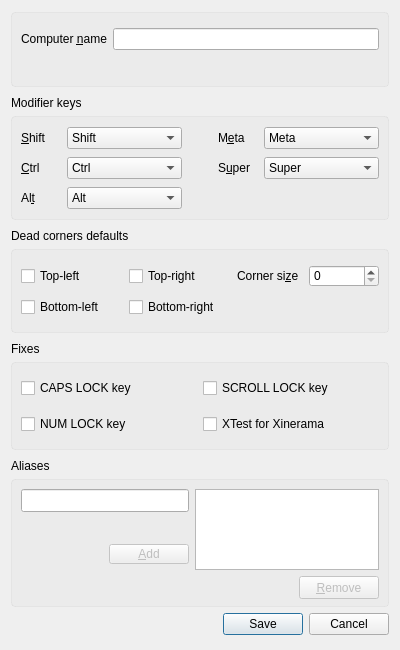
deskflow/deskflow, file src/gui/src/ScreenSettingsDialogBase.ui: the form before one commit.
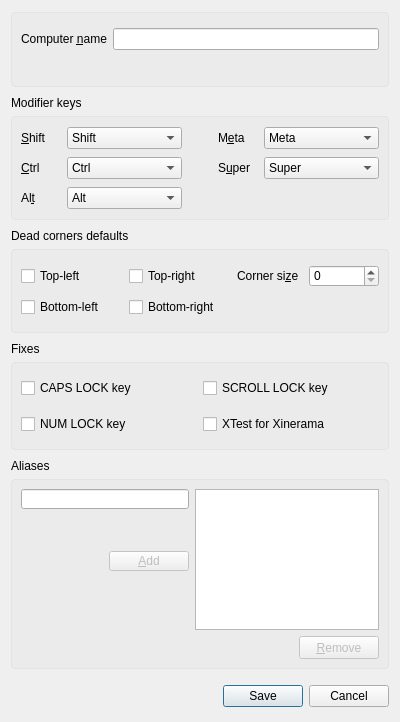
The form after the commit.

Commit message: SYNERGY-936 Controls resizing

```diff
--- a/src/gui/src/ScreenSettingsDialogBase.ui
+++ b/src/gui/src/ScreenSettingsDialogBase.ui
@@ -7,7 +7,7 @@
     <x>0</x>
     <y>0</y>
     <width>400</width>
-    <height>650</height>
+    <height>722</height>
    </rect>
   </property>
   <property name="sizePolicy">
@@ -19,7 +19,7 @@
   <property name="minimumSize">
    <size>
     <width>400</width>
-    <height>650</height>
+    <height>620</height>
    </size>
   </property>
   <property name="windowTitle">
@@ -779,7 +779,7 @@
      <property name="frameShadow">
       <enum>QFrame::Raised</enum>
      </property>
-     <layout class="QGridLayout" name="gridLayout_6" rowstretch="0,0,1,0,0" rowminimumheight="0,1,0,0,0">
+     <layout class="QGridLayout" name="gridLayout_6" rowstretch="0,0,0,0,0" rowminimumheight="0,1,0,0,0">
       <property name="sizeConstraint">
        <enum>QLayout::SetDefaultConstraint</enum>
       </property>
@@ -839,7 +839,7 @@
         <property name="minimumSize">
          <size>
           <width>168</width>
-          <height>23</height>
+          <height>20</height>
          </size>
         </property>
         <property name="styleSheet">
@@ -956,7 +956,7 @@
      <property name="sizeHint" stdset="0">
       <size>
        <width>20</width>
-       <height>0</height>
+       <height>10</height>
       </size>
      </property>
     </spacer>
```
